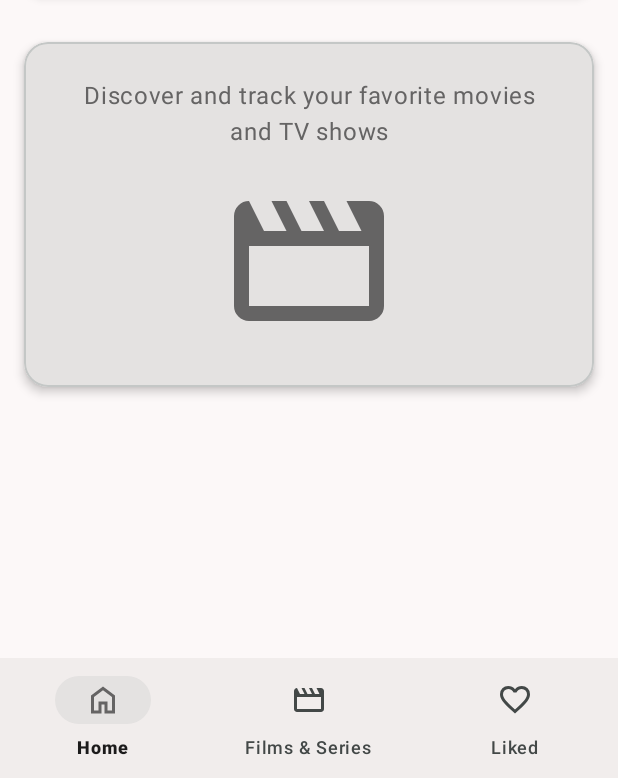
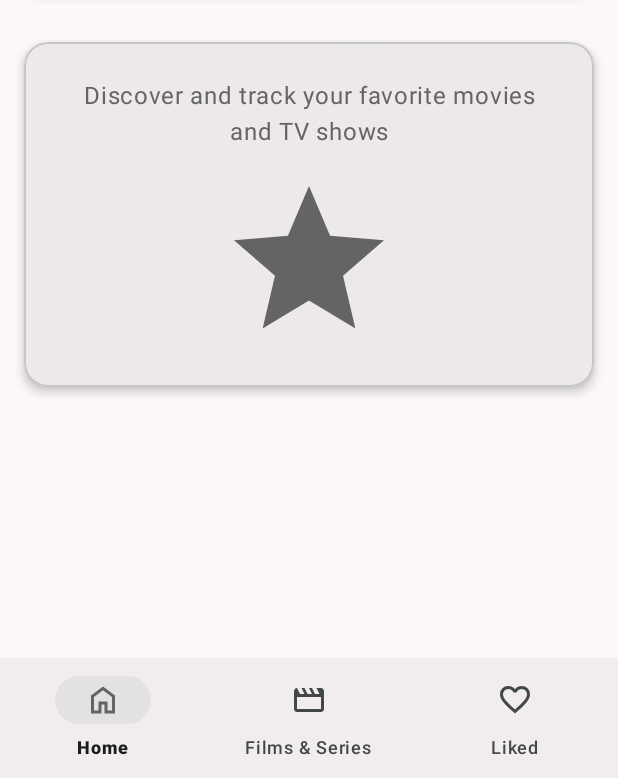
Before and after one commit to GillesVanPellicom/TM_app_dev_2025, an Android app built with Jetpack Compose: the screen it shows after launch (MainActivity), on a phone screen of 412 x 824 dp, the part 458-1236 px from its top. Run offline under Robolectric (Android 15) with nearby library versions, the phone set to English and light mode, and no system bars; our stand-ins replace Room's generated code, navigation-ui.

Commit message:
Added: home top overflow menu and credits

```diff
--- a/app/src/main/java/com/example/movietracker/MainActivity.kt
+++ b/app/src/main/java/com/example/movietracker/MainActivity.kt
@@ -156,7 +156,7 @@ class MainActivity : AppCompatActivity() {
 
     // Inflate a layout for Material 3 dialog content
     val dialogView = LayoutInflater.from(this).inflate(
-      R.layout.dialog_fullscreen_error,
+      R.layout.dialog_fullscreen,
       dialog.window?.decorView?.rootView as? ViewGroup,
       false
     )
--- /dev/null
+++ b/app/src/main/res/drawable/ic_person.xml
@@ -0,0 +1,9 @@
+<vector xmlns:android="http://schemas.android.com/apk/res/android"
+    android:width="24dp"
+    android:height="24dp"
+    android:viewportWidth="960"
+    android:viewportHeight="960">
+  <path
+      android:pathData="M480,480q-66,0 -113,-47t-47,-113q0,-66 47,-113t113,-47q66,0 113,47t47,113q0,66 -47,113t-113,47ZM160,800v-112q0,-34 17.5,-62.5T224,582q62,-31 126,-46.5T480,520q66,0 130,15.5T736,582q29,15 46.5,43.5T800,688v112L160,800ZM240,720h480v-32q0,-11 -5.5,-20T700,654q-54,-27 -109,-40.5T480,600q-56,0 -111,13.5T260,654q-9,5 -14.5,14t-5.5,20v32ZM480,400q33,0 56.5,-23.5T560,320q0,-33 -23.5,-56.5T480,240q-33,0 -56.5,23.5T400,320q0,33 23.5,56.5T480,400ZM480,320ZM480,720Z"
+      android:fillColor="#e3e3e3"/>
+</vector>
--- /dev/null
+++ b/app/src/main/res/drawable/ic_star.xml
@@ -0,0 +1,9 @@
+<vector xmlns:android="http://schemas.android.com/apk/res/android"
+    android:width="24dp"
+    android:height="24dp"
+    android:viewportWidth="24"
+    android:viewportHeight="24">
+  <path
+      android:pathData="M12,17.27 L18.18,21l-1.64,-7.03L22,9.24l-7.19,-0.61L12,2 9.19,8.63 2,9.24l5.46,4.73L5.82,21 12,17.27z"
+      android:fillColor="#e3e3e3"/>
+</vector>
--- a/app/src/main/res/layout/fragment_home.xml
+++ b/app/src/main/res/layout/fragment_home.xml
@@ -3,6 +3,18 @@
     xmlns:app="http://schemas.android.com/apk/res-auto"
     android:layout_width="match_parent"
     android:layout_height="match_parent">
+
+  <com.google.android.material.appbar.MaterialToolbar
+      android:id="@+id/top_app_bar"
+      android:layout_width="match_parent"
+      android:layout_height="wrap_content"
+      android:background="?attr/colorSurface"
+      android:theme="@style/ThemeOverlay.Material3.Dark.ActionBar"
+      app:layout_constraintEnd_toEndOf="parent"
+      app:layout_constraintStart_toStartOf="parent"
+      app:layout_constraintTop_toTopOf="parent"
+      app:menu="@menu/menu_home"
+      app:titleTextColor="?attr/colorOnSurface" />
 
   <com.google.android.material.card.MaterialCardView
       android:id="@+id/welcome_card"
@@ -12,10 +24,10 @@
       app:cardBackgroundColor="?attr/colorPrimaryContainer"
       app:cardCornerRadius="16dp"
       app:cardElevation="4dp"
+      app:layout_constraintBottom_toTopOf="@+id/feature_card"
       app:layout_constraintEnd_toEndOf="parent"
       app:layout_constraintStart_toStartOf="parent"
       app:layout_constraintTop_toTopOf="parent"
-      app:layout_constraintBottom_toTopOf="@+id/feature_card"
       app:layout_constraintVertical_chainStyle="packed">
 
     <LinearLayout
@@ -46,7 +58,6 @@
       android:layout_width="0dp"
       android:layout_height="wrap_content"
       android:layout_margin="16dp"
-      app:cardBackgroundColor="?attr/colorSecondaryContainer"
       app:cardCornerRadius="16dp"
       app:cardElevation="4dp"
       app:layout_constraintBottom_toBottomOf="parent"
@@ -75,7 +86,7 @@
           android:layout_gravity="center_horizontal"
           android:layout_marginTop="16dp"
           android:contentDescription="Movie icon"
-          android:src="@drawable/ic_film"
+          android:src="@drawable/ic_star"
           app:tint="?attr/colorOnSecondaryContainer" />
     </LinearLayout>
   </com.google.android.material.card.MaterialCardView>
--- /dev/null
+++ b/app/src/main/res/menu/menu_home.xml
@@ -0,0 +1,9 @@
+<?xml version="1.0" encoding="utf-8"?>
+<menu xmlns:android="http://schemas.android.com/apk/res/android"
+    xmlns:app="http://schemas.android.com/apk/res-auto">
+  <item
+      android:id="@+id/menu_credits"
+      android:title="@string/cdiag_title"
+      app:showAsAction="never"
+      app:actionLayout="@layout/menu_item_background" />
+</menu>
--- a/app/src/main/res/values/strings.xml
+++ b/app/src/main/res/values/strings.xml
@@ -34,6 +34,10 @@
   <string name="ed_title">An issue occurred</string>
   <string name="ed_text">Something went wrong while loading.\nThis could be due to a network issue.\nPlease check your internet connection, and if the problem persists, \nplease try again later.</string>
 
+  <!-- Credits dialogue -->
+  <string name="cdiag_title">Credits</string>
+  <string name="cdiag_text">This project was developed as final assignment for the App Development course at Thomas More.\nCreated by Gilles Van pellicom.</string>
+
   <!-- BindingAdapters-->
   <string name="binding_runtimeText">%1$dh %2$dm</string>
   <string name="binding_moneyText">$%1$s</string>
```
Also changed, not shown: app/src/main/java/com/example/movietracker/fragment/home/HomeFragment.kt (+46 -1 lines), app/src/main/res/drawable/ic_video.xml (added, +9 -0 lines), app/src/main/res/drawable/rainbow_gradient.xml (added, +23 -0 lines), app/src/main/res/layout/menu_item_background.xml (added, +17 -0 lines), app/src/main/res/layout/dialog_fullscreen.xml (renamed from app/src/main/res/layout/dialog_fullscreen_error.xml).
